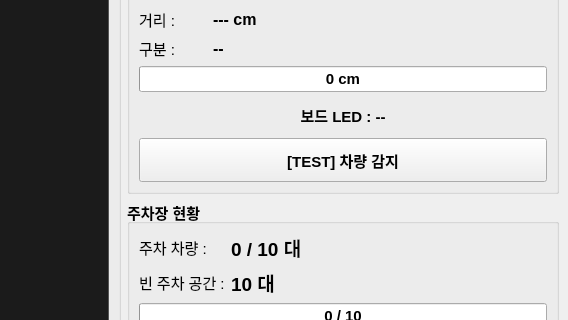
The window that qt-parking/mainwindow.ui (Parking-project-QT/QT-Parking-system) describes before a commit, drawn with Qt 5; both pictures show x 552 to 1120 and y 130 to 450 of the 1120 by 800 pixel window.
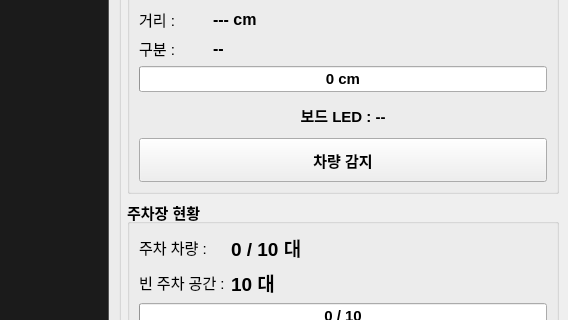
The same window after the commit.

Commit message: refactor: test 문구 삭제 및 1차 검사

The edit to the form file:
```diff
--- a/qt-parking/mainwindow.ui
+++ b/qt-parking/mainwindow.ui
@@ -324,7 +324,7 @@
               </font>
              </property>
              <property name="text">
-              <string>[TEST] 차량 감지</string>
+              <string>차량 감지</string>
              </property>
             </widget>
            </item>
```
The commit also changes 10 other files.
